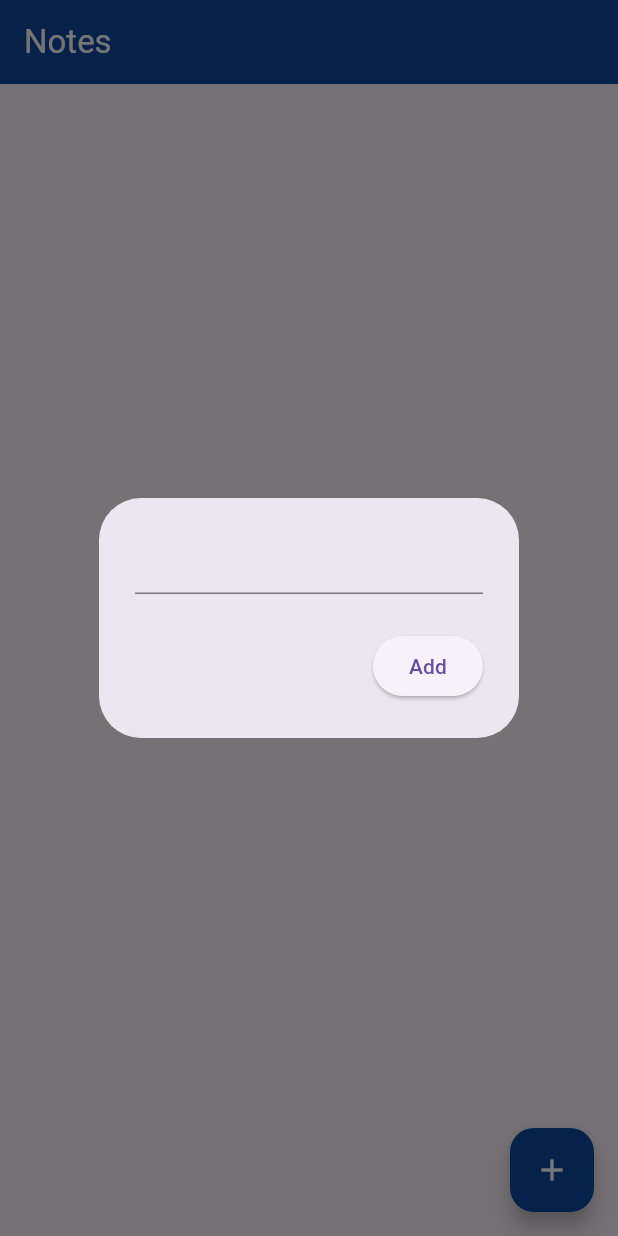
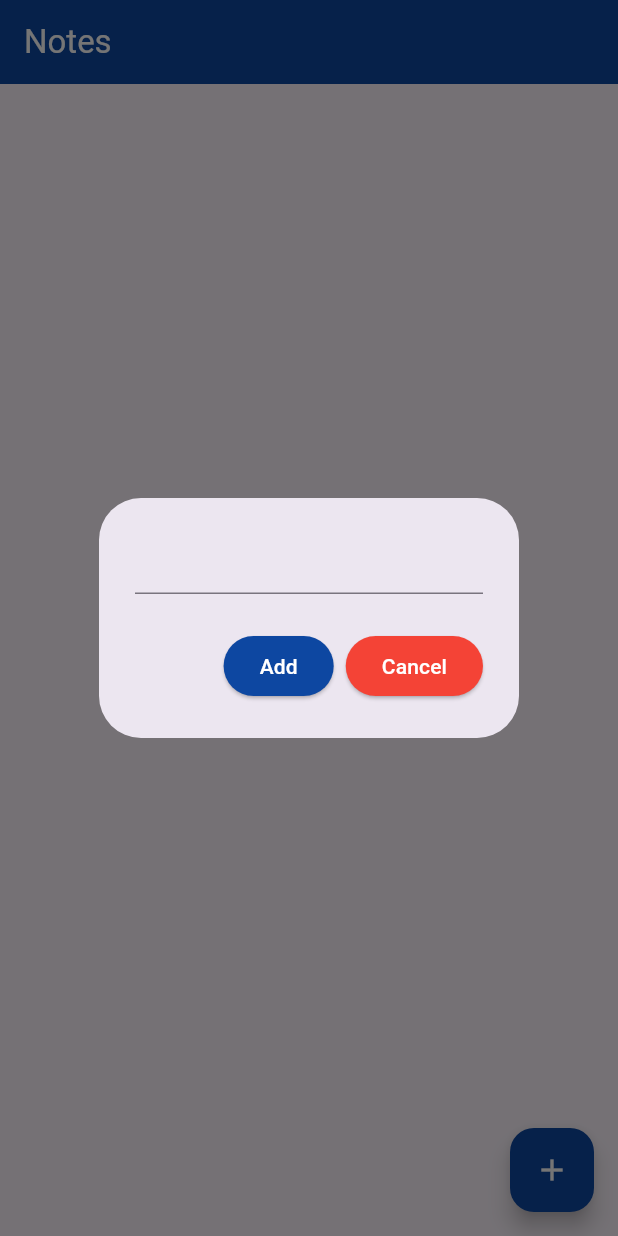
Before and after one commit to DavidDontKnow/crud_app, a Flutter app: the screen it shows after launch, after a tap on the "add" icon, on a phone screen of 412 x 824 dp. Run offline on Flutter 3.47's test engine with Material 3 defaults, Android fonts, the phone set to English and light mode, and no system bars; our stand-ins replace cloud_firestore, firebase_core; accounts and stored records are empty.

Commit message:
button styles

```diff
--- a/lib/Pages/HomePage.dart
+++ b/lib/Pages/HomePage.dart
@@ -25,6 +25,10 @@ class _HomePageState extends State<HomePage> {
               actions: [
                 //button to save the note
                 ElevatedButton(
+                    // set color to blue
+                    style: ElevatedButton.styleFrom(
+                        backgroundColor: Colors.blue[900],
+                        foregroundColor: Colors.white),
                     onPressed: () {
                       //add new note
                       if (docID == null) {
@@ -39,7 +43,20 @@ class _HomePageState extends State<HomePage> {
                       //close the dialog
                       Navigator.of(context).pop();
                     },
-                    child: const Text('Add'))
+                    child: const Text('Add')),
+                //button to cancel the note
+                ElevatedButton(
+                    // set color to red
+                    style: ElevatedButton.styleFrom(
+                        backgroundColor: Colors.red,
+                        foregroundColor: Colors.white),
+                    onPressed: () {
+                      //clear the text field
+                      textController.clear();
+                      //close the dialog
+                      Navigator.of(context).pop();
+                    },
+                    child: const Text('Cancel')),
               ],
             ));
   }
```
